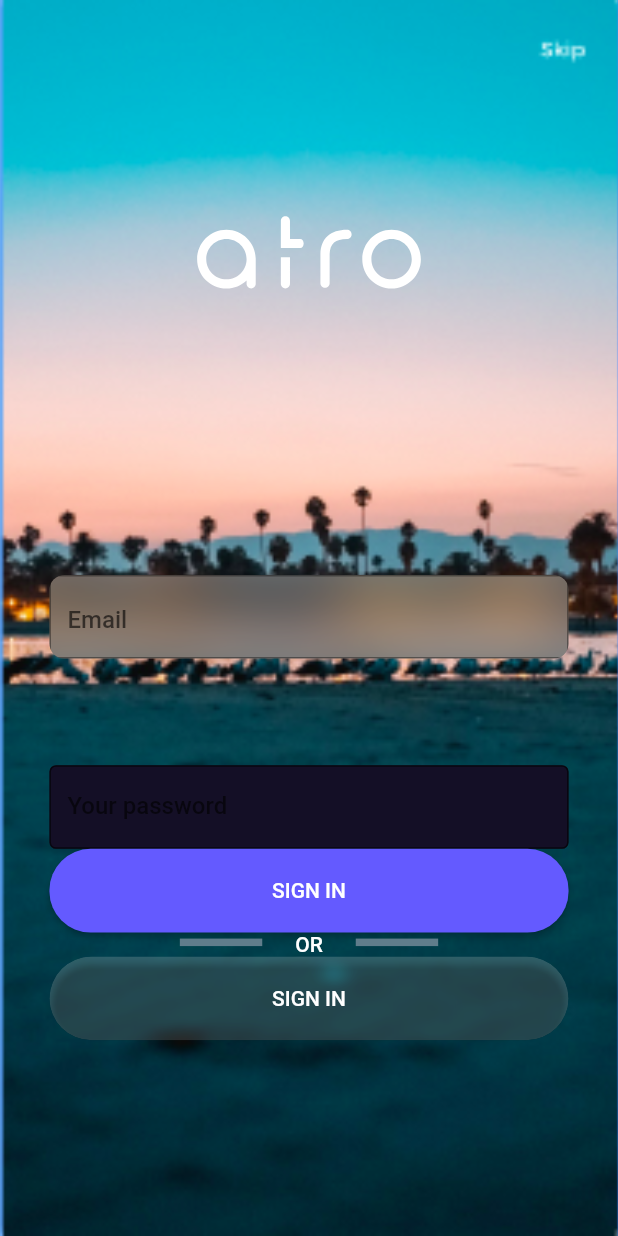
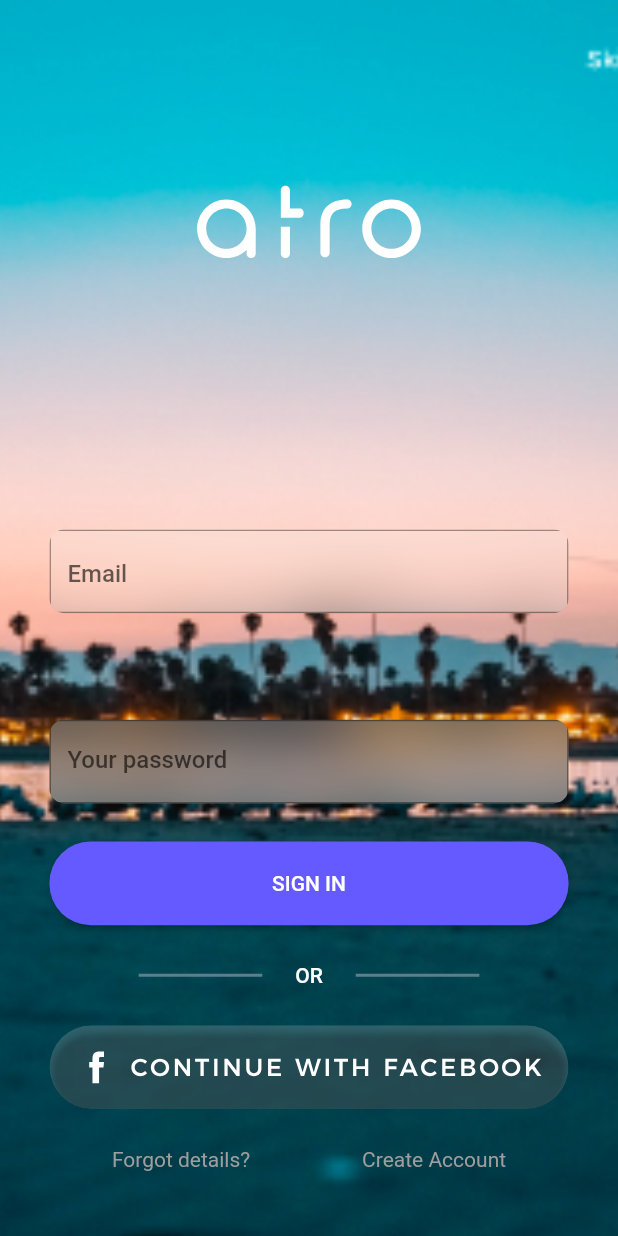
Before and after one commit to KattaDev/Music-player, a Flutter app: the screen it shows after launch, on a phone screen of 412 x 824 dp. Run offline on Flutter 3.47's test engine with Material 2 defaults, Android fonts, the phone set to English and light mode, and no system bars; drawn by our look-alikes of glassmorphism_ui; our stand-ins replace flutter_svg.

Commit message:
login page ui

```diff
--- a/lib/pages/loginpage/login_page.dart
+++ b/lib/pages/loginpage/login_page.dart
@@ -13,23 +13,23 @@ class LoginPage extends StatelessWidget {
   Widget build(BuildContext context) {
     SizeConfig().init(context);
     return Scaffold(
-      body: Container(
-        height: MediaQuery.of(context).size.height,
+      body: SingleChildScrollView(
+        child: Container(
+          height: MediaQuery.of(context).size.height*1.2,
           width: MediaQuery.of(context).size.width,
           decoration: BoxDecoration(
               image: DecorationImage(
                   fit: BoxFit.cover,
                   image: AssetImage("assets/images/loginback.png"))),
-        child: SingleChildScrollView(
           child: Column(
             mainAxisAlignment: MainAxisAlignment.start,
             children: [
               Container(
                 margin: EdgeInsets.only(
-                    top: getH(240),
+                    top: getH(200),
                     left: getW(175),
                     right: getW(175),
-                    bottom: 160),
+                    bottom: 150),
                 height: getH(200),
                 width: getW(400),
                 child: SvgPicture.asset('assets/icons/uilogo.svg',
@@ -89,7 +89,15 @@ class LoginPage extends StatelessWidget {
                           ),
                         ),
                       ),
-                      SizedBox(
+                     GlassContainer(
+                        blur: 20,
+                        shadowStrength: 20,
+                        opacity: 0.2,
+
+                        //--code to remove border
+                        border: Border.fromBorderSide(BorderSide.none),
+                        borderRadius: BorderRadius.circular(10),
+                        child: SizedBox(
                         height: getH(110),
                         child: TextFormField(
                         style: TextStyle(
@@ -117,14 +125,16 @@ class LoginPage extends StatelessWidget {
                               ),
                             ),
                             hintText: "Your password",
-                              filled: true,
-                              fillColor: inputcolor),
+
                             ),
                         ),
+                      ))
                     ],
                   ),
                 ),
               ),
+              SizedBox(height: getH(50),),
+
               ElevatedButton(
                 onPressed: () {},
                 child: Text("SIGN IN"),
@@ -136,14 +146,15 @@ class LoginPage extends StatelessWidget {
                           BorderRadius.all(Radius.circular(getW(50)))),
                 ),
               ),
+              SizedBox(height: getH(50),),
               Row(
                 mainAxisAlignment: MainAxisAlignment.center,
                 children: [
                   SizedBox(
-                    width: getW(100),
+                    width: getW(150),
                     child: Divider(
                       height: 2,
-                      thickness: 5,
+                      thickness: 2,
                       color: Colors.blueGrey
                     ),
                   ),
@@ -152,15 +163,17 @@ class LoginPage extends StatelessWidget {
                     child: Text("OR",style: TextStyle(color: whitecolor,fontWeight: FontWeight.w500),),
                   ),
                  SizedBox(
-                    width: getW(100),
+                    width: getW(150),
                     child: Divider(
                       height: 2,
-                      thickness: 5,
+                      thickness: 2,
                       color: Colors.blueGrey
                     ),
                   ),
                 ],
               ),
+              SizedBox(height: getH(50),),
+
                GlassContainer(
                         blur: 2,
                         shadowStrength: 20,
@@ -171,7 +184,8 @@ class LoginPage extends StatelessWidget {
                         borderRadius: BorderRadius.circular(50),
                         child:ElevatedButton(
                 onPressed: () {},
-                child: Text("SIGN IN"),
+                child:  SvgPicture.asset('assets/icons/facebook.svg',
+                    color: whitecolor),
                 style: ElevatedButton.styleFrom(
                   primary: Colors.transparent,
                   fixedSize: Size(getW(630), getH(110)),
@@ -179,7 +193,9 @@ class LoginPage extends StatelessWidget {
                       borderRadius:
                           BorderRadius.all(Radius.circular(getW(50)))),
                 ),
-              ),)
+              ),),
+              SizedBox(height: getH(50),),
+      Row(mainAxisAlignment: MainAxisAlignment.spaceEvenly,children: [Text("Forgot details?",style: TextStyle(color: Colors.grey),),Text("Create Account",style: TextStyle(color: Colors.grey),),],)
             ],
           ),
         ),
```
Also changed, not shown: assets/icons/facebook.svg (added). Lines whose indentation alone changed are shown as unchanged.
